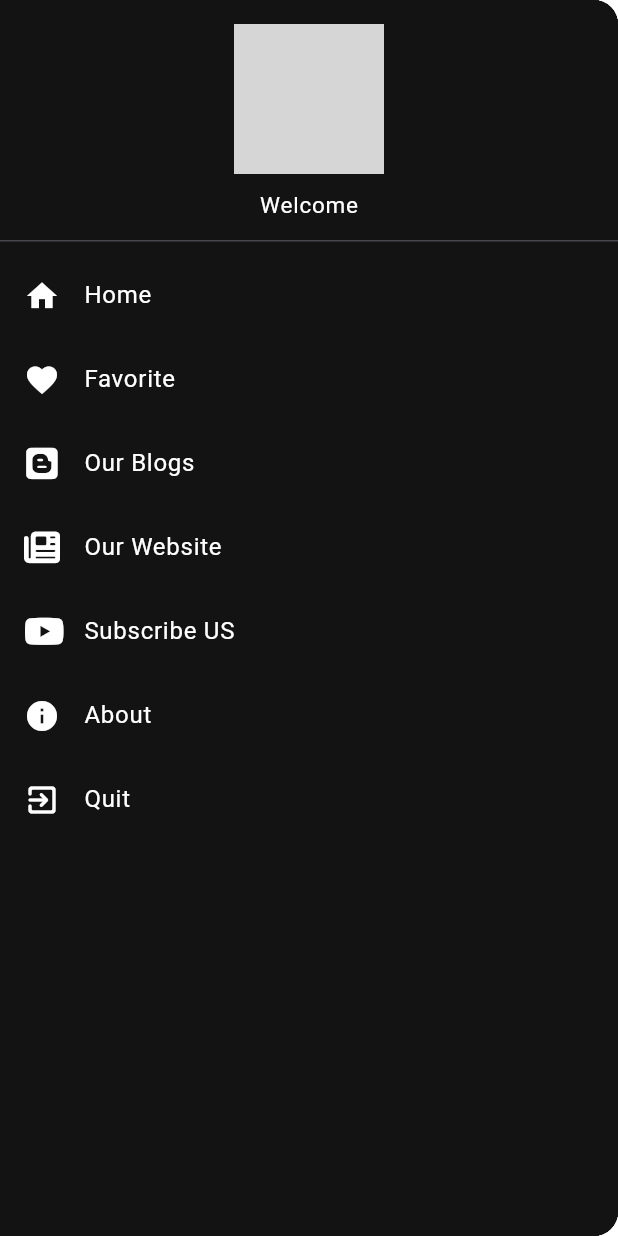
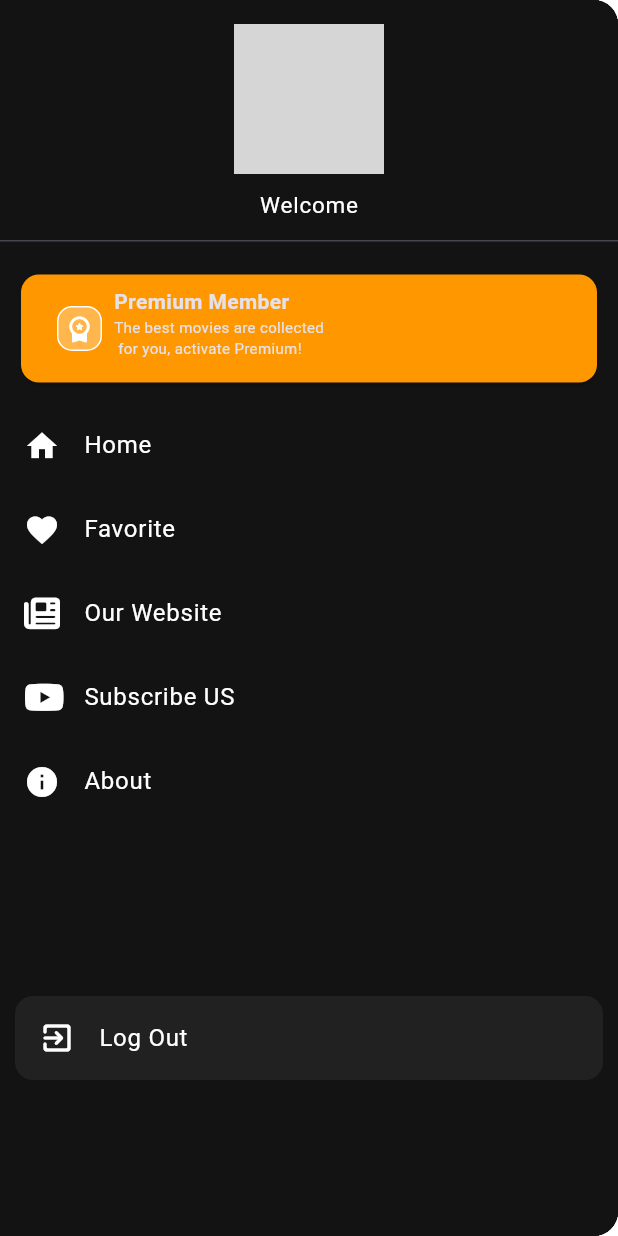
Before and after one commit to Azizjon450/my_movie_app, a Flutter app: the drawerfunc screen opened directly, on a phone screen of 412 x 824 dp. Run offline on Flutter 3.47's test engine with Material 3 defaults, Android fonts, the phone set to English and light mode, and no system bars; our stand-ins replace firebase_auth, firebase_core, fluttertoast, font_awesome_flutter, google_sign_in, shared_preferences and 3 more; missing offline and left inert: carousel_slider_plus; accounts and stored records are empty; network calls fail; grey boxes are pictures that could not be loaded.

Commit message:
change icons and images

```diff
--- a/lib/components/my_textfield.dart
+++ b/lib/components/my_textfield.dart
@@ -22,7 +22,7 @@ class MyTextField extends StatelessWidget {
         decoration: InputDecoration(
           enabledBorder: const OutlineInputBorder(
             borderSide: BorderSide(
-              color: Colors.white,
+              color: Colors.white54,
             ),
           ),
           focusedBorder: OutlineInputBorder(
@@ -30,7 +30,7 @@ class MyTextField extends StatelessWidget {
               color: Colors.grey.shade400,
             ),
           ),
-          fillColor: Colors.grey.shade200,
+          fillColor: Colors.grey.shade900,
           filled: true,
           hintText: hintText,
           hintStyle: TextStyle(color: Colors.grey[500])
--- a/lib/components/square_tile.dart
+++ b/lib/components/square_tile.dart
@@ -19,7 +19,7 @@ class SquareTile extends StatelessWidget {
         decoration: BoxDecoration(
           border: Border.all(color: Colors.white),
           borderRadius: BorderRadius.circular(16),
-          color: Colors.grey[200]
+          color: Colors.grey[800]
         ),
         child: Image.asset(
           imagePath,
--- a/lib/home_page/section_page/authentication/login_page.dart
+++ b/lib/home_page/section_page/authentication/login_page.dart
@@ -68,7 +68,7 @@ class _LoginPageState extends State<LoginPage> {
   @override
   Widget build(BuildContext context) {
     return Scaffold(
-      backgroundColor: Colors.grey[300],
+      backgroundColor: Colors.black87,
       body: SafeArea(
         child: Center(
           child: SingleChildScrollView(
@@ -78,7 +78,7 @@ class _LoginPageState extends State<LoginPage> {
                 const SizedBox(height: 50),
 
                 // logo
-                const Icon(Icons.lock, size: 100),
+                Image.asset('assets/images/logo.png', height: 150,),
 
                 const SizedBox(
                   height: 50,
@@ -178,7 +178,7 @@ class _LoginPageState extends State<LoginPage> {
                 ),
 
                 // google + apple sign in buttons
-                 Row(
+                Row(
                   mainAxisAlignment: MainAxisAlignment.center,
                   children: [
                     // google button
--- a/lib/home_page/section_page/authentication/register_page.dart
+++ b/lib/home_page/section_page/authentication/register_page.dart
@@ -76,7 +76,7 @@ class _RegisterPageState extends State<RegisterPage> {
   @override
   Widget build(BuildContext context) {
     return Scaffold(
-      backgroundColor: Colors.grey[300],
+      backgroundColor: Colors.black87,
       body: SafeArea(
         child: Center(
           child: SingleChildScrollView(
@@ -86,7 +86,7 @@ class _RegisterPageState extends State<RegisterPage> {
                 const SizedBox(height: 50),
 
                 // logo
-                const Icon(Icons.lock, size: 50),
+                Image.asset('assets/images/logo.png', height: 150,),
 
                 const SizedBox(
                   height: 50,
--- a/lib/main.dart
+++ b/lib/main.dart
@@ -6,9 +6,6 @@ import 'package:my_movie_app/services/firebase_options.dart';
 
 void main(List<String> args) async {
   WidgetsFlutterBinding.ensureInitialized();
-  //await Firebase.initializeApp(
-  //  options: DefaultFirebaseOptions().currentPlatform,
-  //);
   await Firebase.initializeApp(
    options: DefaultFirebaseOptions.currentPlatform,);
   runApp(MyApp());
@@ -25,7 +22,7 @@ class MyApp extends StatelessWidget {
         useMaterial3: true,
       ),
       debugShowCheckedModeBanner: false,
-      home: const AuthPage(),
+      home:  AuthPage(),
     );
   }
 }
--- a/lib/reapeated_function/drawer.dart
+++ b/lib/reapeated_function/drawer.dart
@@ -1,5 +1,6 @@
+import 'package:firebase_auth/firebase_auth.dart';
 import 'package:flutter/material.dart';
-import 'package:flutter/services.dart';
+import 'package:my_movie_app/components/square_tile.dart';
 import 'package:my_movie_app/home_page/section_page/authentication/auth_page.dart';
 import 'package:my_movie_app/home_page/section_page/favoriate.dart';
 import 'package:url_launcher/url_launcher.dart';
@@ -80,7 +81,8 @@ class _drawerfuncState extends State<drawerfunc> {
                       child: _image == null
                           ? CircleAvatar(
                               radius: 50,
-                              backgroundImage: AssetImage('assets/user.png'),
+                              backgroundImage:
+                                  AssetImage('assets/images/user.png'),
                             )
                           : CircleAvatar(
                               radius: 50,
@@ -96,6 +98,56 @@ class _drawerfuncState extends State<drawerfunc> {
                 ),
               ),
             ),
+            GestureDetector(
+              onTap: () {
+                Fluttertoast.showToast(
+                    msg:
+                        "This function are test mode, please waiting new feature!");
+              },
+              child: Container(
+                padding: const EdgeInsets.all(10),
+                height: 100,
+                child: Card(
+                  color: Colors.orange,
+                  child: Padding(
+                    padding: const EdgeInsets.only(left: 16.0),
+                    child: Row(
+                      children: [
+                        Container(
+                          margin: EdgeInsets.all(8),
+                          height: 30,
+                          width: 30,
+                          decoration: BoxDecoration(
+                              border: Border.all(color: Colors.white),
+                              borderRadius: BorderRadius.circular(10),
+                              color: Colors.white30),
+                          child: Icon(
+                            Icons.workspace_premium_rounded,
+                            size: 20,
+                          ),
+                        ),
+                        const Padding(
+                          padding: const EdgeInsets.only(top: 8, bottom: 8),
+                          child: Column(
+                            crossAxisAlignment: CrossAxisAlignment.start,
+                            children: [
+                              Text(
+                                "Premium Member",
+                                style: TextStyle(fontWeight: FontWeight.bold),
+                              ),
+                              Text(
+                                'The best movies are collected\n for you, activate Premium!',
+                                style: TextStyle(fontSize: 10),
+                              )
+                            ],
+                          ),
+                        )
+                      ],
+                    ),
+                  ),
+                ),
+              ),
+            ),
             listtilefunc('Home', Icons.home, ontap: () {
               //close drawer
               Navigator.pop(context);
@@ -104,28 +156,6 @@ class _drawerfuncState extends State<drawerfunc> {
               Navigator.push(context,
                   MaterialPageRoute(builder: (context) => FavoriateMovies()));
             }),
-            listtilefunc(
-              'Our Blogs',
-              FontAwesomeIcons.blogger,
-              ontap: () async {
-                //webview for blog
-                Navigator.push(
-                  context,
-                  MaterialPageRoute(
-                    builder: (context) => Scaffold(
-                      backgroundColor: Color.fromRGBO(18, 18, 18, 0.5),
-                      appBar: AppBar(
-                        backgroundColor: Color.fromRGBO(18, 18, 18, 0.9),
-                        title: Text('Our Blogs'),
-                      ),
-                      body: WebViewWidget(
-                        controller: WebViewController(),
-                      ),
-                    ),
-                  ),
-                );
-              },
-            ),
             listtilefunc(
               'Our Website',
               FontAwesomeIcons.solidNewspaper,
@@ -137,7 +167,7 @@ class _drawerfuncState extends State<drawerfunc> {
                       backgroundColor: Color.fromRGBO(18, 18, 18, 0.5),
                       appBar: AppBar(
                         backgroundColor: Color.fromRGBO(18, 18, 18, 0.9),
-                        title: Text('Our Website'),
+                        title: Text('https://www.themoviedb.org/'),
                       ),
                     ),
                   ),
@@ -149,8 +179,11 @@ class _drawerfuncState extends State<drawerfunc> {
               var url = 'https://www.youtube.com/@imdb';
               await launch(url);
             }),
-            listtilefunc('About', Icons.info, ontap: () {
-              showDialog(
+            listtilefunc(
+              'About',
+              Icons.info,
+              ontap: () {
+                showDialog(
                   context: context,
                   builder: (context) {
                     return AlertDialog(
@@ -165,19 +198,31 @@ class _drawerfuncState extends State<drawerfunc> {
                             child: Text('Ok'))
                       ],
                     );
-                  });
-            }),
-            listtilefunc('Quit', Icons.exit_to_app_rounded, ontap: () {
-              Navigator.pushReplacement(
-              context,
-              MaterialPageRoute(builder: (context) => AuthPage()));
-              //SystemNavigator.pop();
-            }),
+                  },
+                );
+              },
+            ),
+            const SizedBox(height: 105),
+            Container(
+              margin: EdgeInsets.all(10),
+              decoration: BoxDecoration(
+                  color: Colors.grey.shade900,
+                  borderRadius: BorderRadius.circular(12)),
+              child:
+                  listtilefunc('Log Out', Icons.exit_to_app_rounded, ontap: () {
+                //SystemNavigator.pop();
+                signUserOut();
+              }),
+            ),
           ],
         ),
       ),
     );
   }
+}
+
+void signUserOut() {
+  FirebaseAuth.instance.signOut();
 }
 
 Widget listtilefunc(String title, IconData icon, {Function? ontap}) {
--- a/lib/reapeated_function/searchbar_func.dart
+++ b/lib/reapeated_function/searchbar_func.dart
@@ -68,8 +68,8 @@ class _serachbarFuncState extends State<serachbarFunc> {
         child: Column(
           children: [
             Container(
-              height: 50,
-              width: MediaQuery.of(context).size.width,
+              height: 45,
+              width: MediaQuery.of(context).size.width*0.8,
               decoration: BoxDecoration(
                 color: Colors.white.withOpacity(0.2),
                 borderRadius: BorderRadius.all(Radius.circular(10)),
--- a/lib/sqfltelocalstorage/db_helper.dart
+++ b/lib/sqfltelocalstorage/db_helper.dart
@@ -69,7 +69,7 @@ class FavMovielist {
         [id, name, type]));
   }
 
-  ////sort by name
+  /***************   sort by name    *********************/
 
   Future<List<Map<String, dynamic>>> queryAllSorted() async {
     Database? db = await _instance.db;
```
Also changed, not shown: lib/details/tv_series_details.dart (+15 -16 lines), lib/home_page/home_page.dart (+18 -9 lines), pubspec.yaml (+5 -2 lines), assets/images/apple.png (added), assets/images/google.png (added), assets/images/logo.png (added), assets/images/user.png (renamed from assets/user.png), pubspec.lock, 63 other files.
